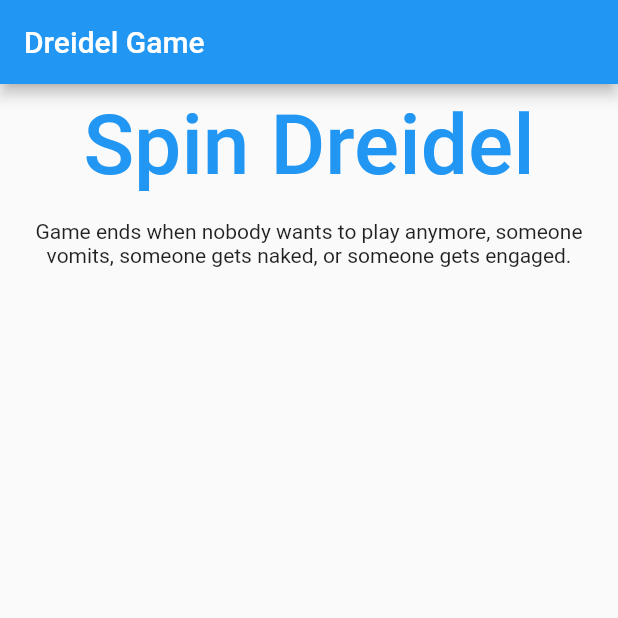
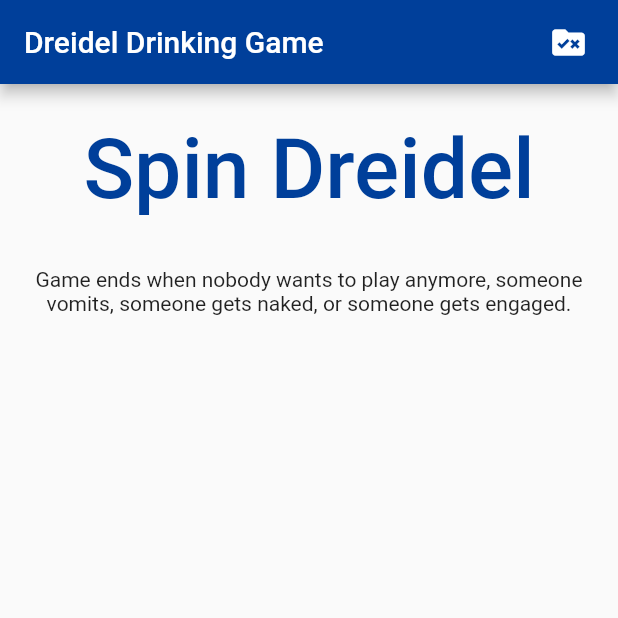
Before and after one commit to mensly/dreidel2, a Flutter app: the screen it shows after launch, after a tap on "Spin Dreidel", on a phone screen of 412 x 824 dp, the top half of it. Run offline on Flutter 3.47's test engine with Material 2 defaults, Android fonts, the light colour scheme and no system bars; our stand-ins replace video_player.

Commit message:
Sticky's suggestions AND MORE

```diff
--- a/lib/main.dart
+++ b/lib/main.dart
@@ -15,10 +15,28 @@ class MyApp extends StatelessWidget {
     return MaterialApp(
       title: 'Dreidel Game',
       theme: ThemeData(
-        primarySwatch: Colors.blue,
+        primarySwatch: const Color(0xff003f9a).toMaterialColor(),
       ),
-      home: const MyHomePage(title: 'Dreidel Game'),
+      home: const MyHomePage(title: 'Dreidel Drinking Game'),
     );
+  }
+}
+
+extension ColorExtension on Color {
+  MaterialColor toMaterialColor() {
+    Map<int, Color> color = {
+      50: withOpacity(.1),
+      100: withOpacity(.2),
+      200: withOpacity(.3),
+      300: withOpacity(.4),
+      400: withOpacity(.5),
+      500: withOpacity(.6),
+      600: withOpacity(.7),
+      700: withOpacity(.8),
+      800: withOpacity(.9),
+      900: withOpacity(1.0),
+    };
+    return MaterialColor(value, color);
   }
 }
 
@@ -32,6 +50,38 @@ class MyHomePage extends StatefulWidget {
 }
 
 class _MyHomePageState extends State<MyHomePage> {
+  static const _rules = [
+    "Players take turns to spin the dreidel, with what it lands on determining the outcome. ",
+    "There is a cup in the middle.",
+    "",
+    "• " "נ" " Nun — NOTHING happens",
+    "• " "ה" " Hay — HAVE a drink",
+    "• " "ש" " Shin — SHARE a drink into the cup",
+    "• " "ג" " Gimel — GET the cup, and down it",
+    "",
+    "A full-cup "
+        "ש"
+        " counts as a "
+        "ג"
+        " and an empty-cup "
+        "ג"
+        " counts as a "
+        "ש"
+        ".",
+    "",
+    "• Three "
+        "נ"
+        "'s in a row — Those three players must finish their drinks.",
+    "• Three " "ה" "'s in a row — Everyone in the game has a drink",
+    "• Three "
+        "ש"
+        "'s in a row — Those three pour into the cup until it is full or their drink is empty",
+    "• Three " "ג" "'s in a row — Those three remove an item of clothing each",
+    "",
+    "Game ends when someone vomits or gets naked or engaged, players swapping in and out is fine.",
+    "",
+    "No scarves allowed, any children resulting from this game should be raised Jewish."
+  ];
   VideoPlayerController? _controller;
   var _loadingStarted = false;
   var _loading = true;
@@ -75,8 +125,10 @@ class _MyHomePageState extends State<MyHomePage> {
   void _chooseSide() async {
     _controller?.dispose();
     final side = (_sides.keys.toList()..shuffle()).first;
-    final video = (_videos[(side == _prevSide && side == _prevPrevSide) ? "${side}3" : side]!
-      ..shuffle()).first;
+    final video = (_videos[
+            (side == _prevSide && side == _prevPrevSide) ? "${side}3" : side]!
+          ..shuffle())
+        .first;
     final controller = VideoPlayerController.asset(video);
     _controller = controller;
     controller.setLooping(false);
@@ -100,6 +152,25 @@ class _MyHomePageState extends State<MyHomePage> {
     });
   }
 
+  void _showRules(BuildContext context) {
+    showDialog(
+        context: context,
+        builder: (BuildContext context) => AlertDialog(
+              title: const Text("Dreidel Drinking Game Rules"),
+              content: SingleChildScrollView(
+                  child: Column(
+                mainAxisSize: MainAxisSize.min,
+                crossAxisAlignment: CrossAxisAlignment.start,
+                children: _rules.map((e) => Text(e)).toList(),
+              )),
+              actions: [
+                TextButton(
+                    onPressed: () => Navigator.of(context).pop(),
+                    child: const Text("OK"))
+              ],
+            ));
+  }
+
   @override
   Widget build(BuildContext context) {
     if (!_loadingStarted) {
@@ -117,18 +188,40 @@ class _MyHomePageState extends State<MyHomePage> {
             child: VideoPlayer(controller)));
       }
     } else {
-      mainChildren.add(TextButton(onPressed: () => _chooseSide(), child: const Text("Spin Dreidel", textScaleFactor: 4.0)));
+      mainChildren.add(Padding(
+        padding: const EdgeInsets.all(8.0),
+        child: TextButton(
+            onPressed: () => _chooseSide(),
+            child: const Padding(
+              padding: EdgeInsets.all(8.0),
+              child: Text("Spin Dreidel", textScaleFactor: 4.0),
+            )),
+      ));
       if (_prevSide.isNotEmpty) {
-        mainChildren.add(Text(_sides[_prevSide]!, textAlign: TextAlign.center, textScaleFactor: 10));
+        mainChildren.add(Text(_sides[_prevSide]!,
+            textAlign: TextAlign.center, textScaleFactor: 8));
       }
       mainChildren.add(const Padding(
         padding: EdgeInsets.all(8.0),
-        child: Text("Game ends when nobody wants to play anymore, someone vomits, someone gets naked, or someone gets engaged.", textAlign: TextAlign.center),
+        child: Text(
+            "Game ends when nobody wants to play anymore, someone vomits, someone gets naked, or someone gets engaged.",
+            textAlign: TextAlign.center),
       ));
     }
     return Scaffold(
       appBar: AppBar(
         title: Text(widget.title),
+        actions: [
+          Padding(
+              padding: const EdgeInsets.only(right: 20.0),
+              child: GestureDetector(
+                onTap: () => _showRules(context),
+                child: const Icon(
+                  Icons.rule_folder,
+                  size: 26.0,
+                ),
+              )),
+        ],
       ),
       body: Center(
         child: Column(
```
Also changed, not shown: LICENSE.txt (added), 3 other files.
